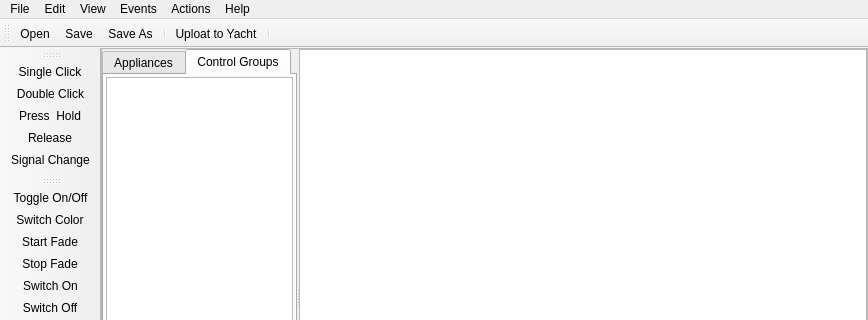
First picture: the form in ElecntrlManager/mainwindow.ui, repository JesperWe/CANLight, before the edit; both pictures show x 0 to 868 and y 0 to 320 of the 868 by 568 pixel window.
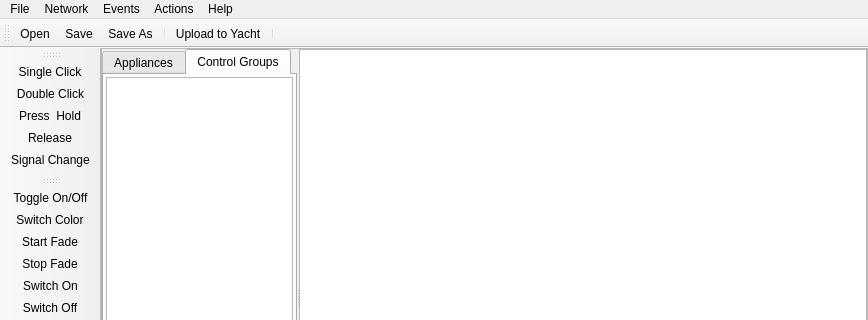
Second picture: the form after the edit. Icons and pictures are not drawn. Custom widgets are drawn as their Qt base class.

Patch:
```diff
--- a/ElecntrlManager/mainwindow.ui
+++ b/ElecntrlManager/mainwindow.ui
@@ -202,16 +202,6 @@
     <addaction name="separator"/>
     <addaction name="actionExit"/>
    </widget>
-   <widget class="QMenu" name="menuEdit">
-    <property name="title">
-     <string>Edit</string>
-    </property>
-   </widget>
-   <widget class="QMenu" name="menuView">
-    <property name="title">
-     <string>View</string>
-    </property>
-   </widget>
    <widget class="QMenu" name="menuEvents">
     <property name="title">
      <string>Events</string>
@@ -233,9 +223,17 @@
     <addaction name="actionSwitch_On"/>
     <addaction name="actionSwitch_Off"/>
    </widget>
+   <widget class="QMenu" name="menuNetwork">
+    <property name="title">
+     <string>Network</string>
+    </property>
+    <addaction name="actionOpen_Connection"/>
+    <addaction name="actionShow_Monitor"/>
+    <addaction name="actionClose_Connection"/>
+    <addaction name="actionUpload_to_Yacht"/>
+   </widget>
    <addaction name="menuFile"/>
-   <addaction name="menuEdit"/>
-   <addaction name="menuView"/>
+   <addaction name="menuNetwork"/>
    <addaction name="menuEvents"/>
    <addaction name="menuActions"/>
    <addaction name="menuHelp"/>
@@ -487,7 +485,7 @@
     </iconset>
    </property>
    <property name="text">
-    <string>Uploat to Yacht</string>
+    <string>Upload to Yacht</string>
    </property>
   </action>
  </widget>
```
Left out of the diff: 30 changed lines with no effect on the pictures.
